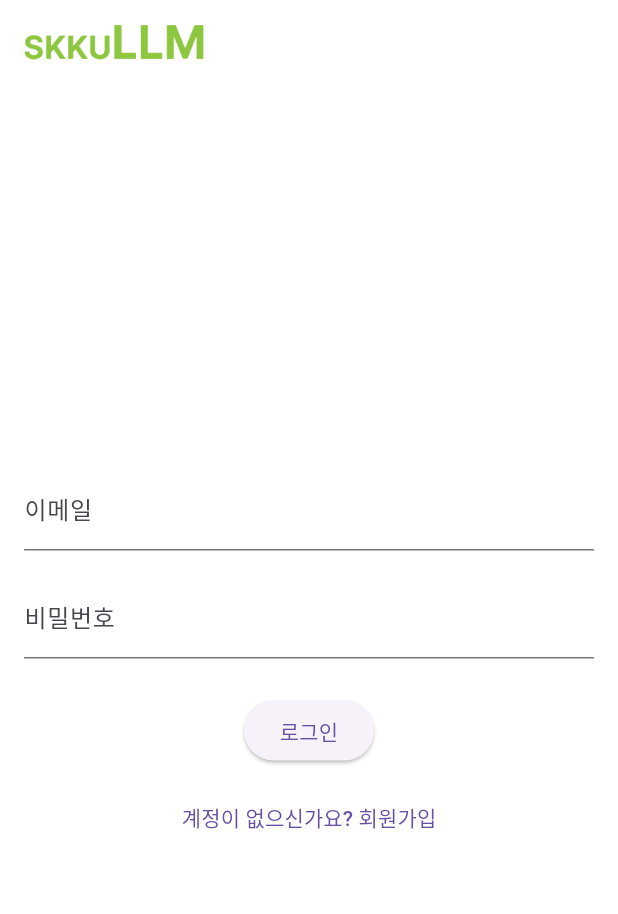
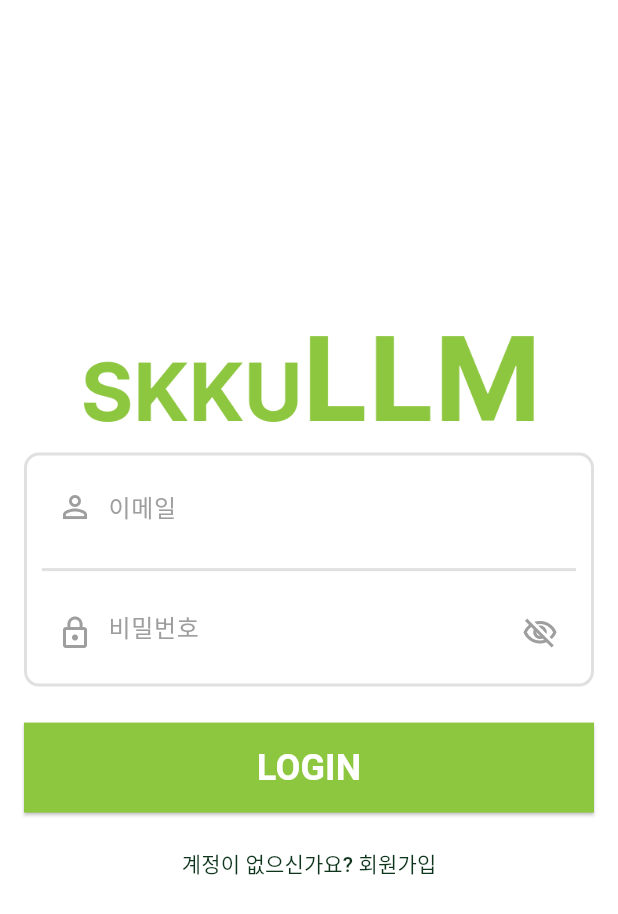
Before and after one commit to meokku/swlab_sllm, a Flutter app: the screen it shows after launch, on a phone screen of 412 x 824 dp. Shown: the top 914 px of the screen. Run offline on Flutter 3.47's test engine with Material 3 defaults, Android fonts, the phone set to English and light mode, and no system bars; our stand-ins replace cloud_firestore, firebase_auth, firebase_core; accounts and stored records are empty.

Commit message:
- 로그인 오류 수정 - 로그인 UI 수정

```diff
--- a/swlab_sllm_app/lib/main.dart
+++ b/swlab_sllm_app/lib/main.dart
@@ -39,7 +39,7 @@ class MyApp extends StatelessWidget {
         // LLM 서비스
         Provider<LlmService>(
           create: (context) => LlmService(
-            baseUrl: 'https://9b77-115-145-67-222.ngrok-free.app',
+            baseUrl: 'http://115.145.067.222:8000/predict/',
           ),
         ),
 
@@ -85,7 +85,7 @@ class MyApp extends StatelessWidget {
         initialRoute: '/',
         routes: {
           '/': (context) => Wrapper(),
-          '/home': (context) => HomeScreen(),
+          // '/home': (context) => HomeScreen(),
           '/login': (context) => LoginScreen(),
           '/signup': (context) => SignUpScreen(),
           '/chat': (context) => ChatScreen(),
--- a/swlab_sllm_app/lib/screens/home_screen.dart
+++ b/swlab_sllm_app/lib/screens/home_screen.dart
@@ -8,7 +8,9 @@ import 'package:swlab_sllm_app/theme/colors.dart';
 import 'package:swlab_sllm_app/utils/profile_menu.dart';
 
 class HomeScreen extends StatefulWidget {
-  const HomeScreen({super.key});
+  final String? initialUserName;
+
+  const HomeScreen({super.key, required this.initialUserName});
 
   @override
   State<HomeScreen> createState() => _HomeScreenState();
@@ -83,48 +85,41 @@ class _HomeScreenState extends State<HomeScreen> with TickerProviderStateMixin {
       curve: Curves.easeInOut,
     ));
 
-    _loadUserInfo();
+    // Wrapper에서 전달받은 사용자 이름이 있으면 사용
+    if (widget.initialUserName != null) {
+      setState(() {
+        _userName = widget.initialUserName;
+        _isLoadingUserInfo = false;
+      });
+    } else {
+      // 전달받은 이름이 없는 경우에는 간소화된 방식으로 정보 로드
+      _loadUserInfoSimplified();
+    }
   }
 
   // 사용자 정보를 로드하는 메서드
-  Future<void> _loadUserInfo() async {
+  Future<void> _loadUserInfoSimplified() async {
+    if (!mounted) return;
+
     setState(() {
       _isLoadingUserInfo = true;
     });
 
     try {
-      // 현재 사용자가 있는지 확인
       final user = _authService.currentUser;
-      if (user != null) {
-        // Firebase에서 최신 사용자 정보 가져오기
-        await user.reload();
-
-        // 리로드 후 최신 사용자 정보 참조
-        final updatedUser = _authService.currentUser;
-
-        // 이름이 없으면 최대 3번 더 시도
-        int attempts = 0;
-        while (updatedUser?.displayName == null && attempts < 3) {
-          await Future.delayed(Duration(seconds: 1));
-          await user.reload();
-          attempts++;
-        }
-
+      if (mounted) {
         setState(() {
-          _userName = _authService.currentUser?.displayName;
-          _isLoadingUserInfo = false;
-        });
-      } else {
-        setState(() {
-          _userName = null;
+          _userName = user?.displayName;
           _isLoadingUserInfo = false;
         });
       }
     } catch (e) {
       print('사용자 정보 로드 오류: $e');
-      setState(() {
-        _isLoadingUserInfo = false;
-      });
+      if (mounted) {
+        setState(() {
+          _isLoadingUserInfo = false;
+        });
+      }
     }
   }
 
--- a/swlab_sllm_app/lib/screens/login_screen.dart
+++ b/swlab_sllm_app/lib/screens/login_screen.dart
@@ -8,6 +8,7 @@ import 'package:swlab_sllm_app/screens/home_screen.dart';
 import 'package:swlab_sllm_app/screens/signup_screen.dart';
 import 'package:swlab_sllm_app/services/auth_service.dart';
 import 'package:swlab_sllm_app/theme/colors.dart';
+import 'package:swlab_sllm_app/widgets/icon_text_form_field.dart';
 
 class LoginScreen extends StatefulWidget {
   const LoginScreen({super.key});
@@ -35,10 +36,32 @@ class _LoginScreenState extends State<LoginScreen> {
       try {
         await _authService.signInWithEmailAndPassword(_email, _password);
 
+        // 로그인 직후 사용자 정보 가져오기
+        User? currentUser = _authService.currentUser;
+        String? displayName;
+
+        // 사용자 정보가 있으면 reload() 시도
+        if (currentUser != null) {
+          try {
+            await currentUser.reload();
+            // reload 후 최신 사용자 참조 가져오기
+            currentUser = _authService.currentUser;
+            displayName = currentUser?.displayName;
+          } catch (e) {
+            print('사용자 정보 새로고침 오류: $e');
+            // 오류 발생해도 계속 진행
+            displayName = currentUser?.displayName;
+          }
+        }
+
         // mounted 체크 추가
         if (mounted) {
           // 로그인 성공 후 home 화면으로 이동
-          Navigator.of(context).pushReplacementNamed('/home');
+          Navigator.of(context).pushReplacement(
+            MaterialPageRoute(
+              builder: (context) => HomeScreen(initialUserName: displayName),
+            ),
+          );
         }
       } on FirebaseAuthException catch (e) {
         // mounted 체크 (안전을 위해)
@@ -61,13 +84,13 @@ class _LoginScreenState extends State<LoginScreen> {
   @override
   Widget build(BuildContext context) {
     return Scaffold(
-      appBar: AppBar(
-        backgroundColor: Colors.white,
-        title: Image.asset(
-          "assets/images/SKKULLM.png",
-          width: 120,
-        ),
-      ),
+      // appBar: AppBar(
+      //   backgroundColor: Colors.white,
+      //   title: Image.asset(
+      //     "assets/images/SKKULLM.png",
+      //     width: 120,
+      //   ),
+      // ),
       body: Padding(
         padding: EdgeInsets.all(16.0),
         child: Form(
@@ -76,13 +99,28 @@ class _LoginScreenState extends State<LoginScreen> {
             child: Column(
               mainAxisAlignment: MainAxisAlignment.center,
               children: [
-                SizedBox(
+                Image.asset(
+                  "assets/images/SKKULLM_big.png",
+                  width: max(300,
+                      MediaQuery.of(context).size.width * 0.25), // 두 값 중 큰 값 사용
+                ),
+                SizedBox(height: 20),
+                Container(
                   width: max(450,
                       MediaQuery.of(context).size.width * 0.4), // 두 값 중 큰 값 사용
-                  child: TextFormField(
-                    decoration: InputDecoration(
-                      labelText: '이메일',
+                  decoration: BoxDecoration(
+                    border: Border.all(
+                      color: Colors.grey[300]!,
+                      width: 2,
                     ),
+                    borderRadius: BorderRadius.circular(10),
+                  ),
+                  child: Column(
+                    children: [
+                      // 이메일 입력 영역
+                      IconTextFormField(
+                        icon: Icons.person_outline,
+                        hintText: '이메일',
                         keyboardType: TextInputType.emailAddress,
                         validator: (value) {
                           if (value == null || value.isEmpty) {
@@ -92,14 +130,18 @@ class _LoginScreenState extends State<LoginScreen> {
                         },
                         onChanged: (value) => _email = value.trim(),
                       ),
+                      // 구분선
+                      Padding(
+                        padding: const EdgeInsets.symmetric(horizontal: 10.0),
+                        child: Divider(color: Colors.grey[300], thickness: 2.0),
                       ),
-                SizedBox(height: 16),
-                SizedBox(
-                  width: max(450,
-                      MediaQuery.of(context).size.width * 0.4), // 두 값 중 큰 값 사용
-                  child: TextFormField(
-                    decoration: InputDecoration(labelText: '비밀번호'),
+
+                      // 비밀번호 입력 영역
+                      IconTextFormField(
+                        icon: Icons.lock_outline,
+                        hintText: '비밀번호',
                         obscureText: true,
+                        hasPasswordToggle: true, // 비밀번호 가시성 토글 활성화
                         validator: (value) {
                           if (value == null || value.isEmpty) {
                             return '비밀번호를 입력하세요';
@@ -108,8 +150,7 @@ class _LoginScreenState extends State<LoginScreen> {
                         },
                         onChanged: (value) => _password = value.trim(),
                       ),
-                ),
-                SizedBox(height: 24),
+
                       if (_errorMessage.isNotEmpty)
                         Padding(
                           padding: EdgeInsets.only(bottom: 16),
@@ -118,11 +159,39 @@ class _LoginScreenState extends State<LoginScreen> {
                             style: TextStyle(color: Colors.red),
                           ),
                         ),
-                ElevatedButton(
+                    ],
+                  ),
+                ),
+                SizedBox(height: 24),
+
+                // 로그인 버튼
+                SizedBox(
+                  width: max(450,
+                      MediaQuery.of(context).size.width * 0.4), // 두 값 중 큰 값 사용
+                  height: 60,
+                  child: ElevatedButton(
                     onPressed: _isLoading ? null : _signIn,
+                    style: ElevatedButton.styleFrom(
+                      backgroundColor: SKKUColors.green,
+                      shape: RoundedRectangleBorder(
+                        borderRadius: BorderRadius.zero,
+                      ),
+                      padding: EdgeInsets.zero,
+                    ),
+                    child: Padding(
+                      padding: const EdgeInsets.all(8.0),
                       child: _isLoading
                           ? CircularProgressIndicator(color: Colors.white)
-                      : Text('로그인'),
+                          : Text(
+                              'LOGIN',
+                              style: TextStyle(
+                                fontSize: 24, // 큰 폰트 크기 사용
+                                fontWeight: FontWeight.bold, // 볼드체로 강조
+                                color: Colors.white, // 텍스트 색상
+                              ),
+                            ),
+                    ),
+                  ),
                 ),
                 SizedBox(
                   height: 10,
@@ -131,7 +200,15 @@ class _LoginScreenState extends State<LoginScreen> {
                   onPressed: () {
                     Navigator.pushNamed(context, '/signup');
                   },
-                  child: Text('계정이 없으신가요? 회원가입'),
+                  style: ButtonStyle(
+                    overlayColor: WidgetStateProperty.all(Colors.transparent),
+                  ),
+                  child: Text(
+                    '계정이 없으신가요? 회원가입',
+                    style: TextStyle(
+                      color: SKKUColors.deepGreen,
+                    ),
+                  ),
                 ),
               ],
             ),
--- /dev/null
+++ b/swlab_sllm_app/lib/widgets/icon_text_form_field.dart
@@ -0,0 +1,81 @@
+import 'package:flutter/material.dart';
+
+class IconTextFormField extends StatefulWidget {
+  final IconData icon;
+  final String hintText;
+  final bool obscureText;
+  final bool hasPasswordToggle;
+  final TextInputType keyboardType;
+  final Function(String) onChanged;
+  final String? Function(String?)? validator;
+  final Color iconColor;
+
+  const IconTextFormField({
+    super.key,
+    required this.icon,
+    required this.hintText,
+    required this.onChanged,
+    this.validator,
+    this.obscureText = false,
+    this.hasPasswordToggle = false,
+    this.keyboardType = TextInputType.text,
+    this.iconColor = Colors.grey,
+  });
+
+  @override
+  _IconTextFormFieldState createState() => _IconTextFormFieldState();
+}
+
+class _IconTextFormFieldState extends State<IconTextFormField> {
+  late bool _obscureText;
+
+  @override
+  void initState() {
+    super.initState();
+    _obscureText = widget.obscureText;
+  }
+
+  @override
+  Widget build(BuildContext context) {
+    return Padding(
+      padding: const EdgeInsets.all(10.0),
+      child: Row(
+        mainAxisAlignment: MainAxisAlignment.center,
+        children: [
+          SizedBox(width: 10),
+          Icon(widget.icon, color: widget.iconColor),
+          SizedBox(width: 10),
+          Expanded(
+            child: TextFormField(
+              decoration: InputDecoration(
+                border: InputBorder.none,
+                hintText: widget.hintText,
+                hintStyle: TextStyle(color: Colors.grey),
+                // 비밀번호 토글 아이콘 추가
+                suffixIcon: widget.hasPasswordToggle
+                    ? IconButton(
+                        icon: Icon(
+                          _obscureText
+                              ? Icons.visibility_off_outlined
+                              : Icons.visibility_outlined,
+                          color: Colors.grey,
+                        ),
+                        onPressed: () {
+                          setState(() {
+                            _obscureText = !_obscureText;
+                          });
+                        },
+                      )
+                    : null,
+              ),
+              obscureText: _obscureText,
+              keyboardType: widget.keyboardType,
+              validator: widget.validator,
+              onChanged: widget.onChanged,
+            ),
+          ),
+        ],
+      ),
+    );
+  }
+}
--- a/swlab_sllm_app/lib/wrapper.dart
+++ b/swlab_sllm_app/lib/wrapper.dart
@@ -18,7 +18,14 @@ class Wrapper extends StatelessWidget {
       builder: (context, snapshot) {
         if (snapshot.connectionState == ConnectionState.active) {
           final user = snapshot.data;
-          return user != null ? HomeScreen() : LoginScreen();
+
+          if (user != null) {
+            // 사용자가 로그인 된 경우, 사용자 이름을 전달
+            return HomeScreen(initialUserName: user.displayName);
+          } else {
+            // 로그인 되지 않은 경우
+            return LoginScreen();
+          }
         }
 
         // 연결 중이거나 에러 상태
```
Lines whose indentation alone changed are shown as unchanged.
